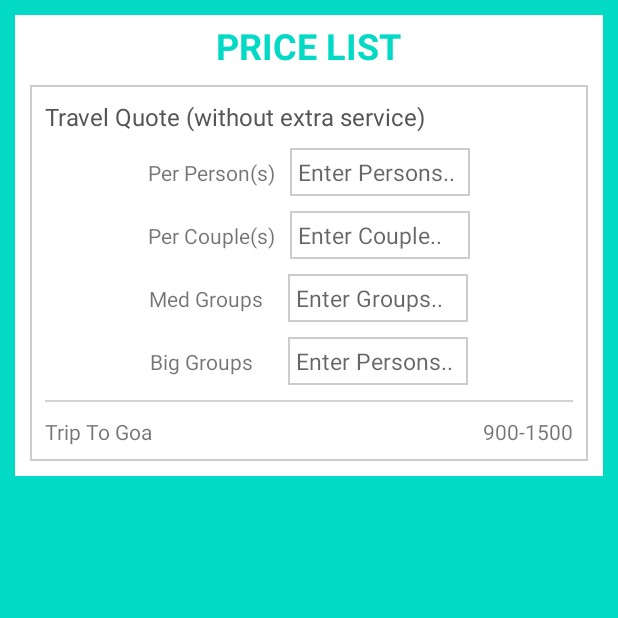
After one commit to kajal148/YM, an Android app: the TravelDetails screen opened directly, with no data from a screen before it, on a phone screen of 412 x 824 dp, the top half of it. The commit adds this screen. Run offline under Robolectric (Android 15) with nearby library versions, the phone set to English and light mode, and no system bars.

Commit message:
Travel Quote

```diff
--- a/app/src/main/java/com/kajal/ym/MainActivity.java
+++ b/app/src/main/java/com/kajal/ym/MainActivity.java
@@ -67,6 +67,8 @@ public class MainActivity extends AppCompatActivity {
 
     public final int GALLERY_SELECTION_REQUEST=5;
     public final int BROCHURE_SELECTION_REQUEST=6;
+
+    Button mSubmit;
 
     @Override
     protected void onCreate(Bundle savedInstanceState) {
@@ -241,6 +243,17 @@ public class MainActivity extends AppCompatActivity {
 
         ListAdapterClass category_adapter = new ListAdapterClass(this,mCategoryList);
         mCategoryRecyclerView.setAdapter(category_adapter);
+
+        //SUBMIT BUTTON
+
+        mSubmit = findViewById(R.id.btn_submit);
+        mSubmit.setOnClickListener(new View.OnClickListener() {
+            @Override
+            public void onClick(View v) {
+                Intent intent = new Intent(getApplicationContext(), TravelDetails.class);
+                startActivity(intent);
+            }
+        });
 
     }
 
--- /dev/null
+++ b/app/src/main/java/com/kajal/ym/TravelDetails.java
@@ -0,0 +1,14 @@
+package com.kajal.ym;
+
+import androidx.appcompat.app.AppCompatActivity;
+
+import android.os.Bundle;
+
+public class TravelDetails extends AppCompatActivity {
+
+    @Override
+    protected void onCreate(Bundle savedInstanceState) {
+        super.onCreate(savedInstanceState);
+        setContentView(R.layout.activity_travel_details);
+    }
+}
--- /dev/null
+++ b/app/src/main/res/drawable/border.xml
@@ -0,0 +1,6 @@
+<?xml version="1.0" encoding="utf-8"?>
+<shape android:shape="rectangle"
+    xmlns:android="http://schemas.android.com/apk/res/android">
+    <stroke android:color="#ccc"
+        android:width="1dp"/>
+</shape>
--- a/app/src/main/res/layout/activity_main.xml
+++ b/app/src/main/res/layout/activity_main.xml
@@ -201,11 +201,13 @@
 
                          <!-- BROCHURE AND GALLERY -->
 
+        <!-- ADDITIONAL SERVICES -->
+
         <LinearLayout
             android:layout_width="match_parent"
             android:layout_height="wrap_content"
-            android:orientation="vertical"
-            android:layout_marginTop="10dp">
+            android:layout_marginTop="10dp"
+            android:orientation="vertical">
 
             <LinearLayout
                 android:layout_width="match_parent"
@@ -217,10 +219,10 @@
                     android:id="@+id/text_brochure"
                     android:layout_width="wrap_content"
                     android:layout_height="wrap_content"
+                    android:text="Brochure"
+                    android:textColor="@color/colorAccent"
                     android:textSize="17sp"
-                    android:textStyle="bold"
-                    android:textColor="@color/colorAccent"
-                    android:text="Brochure"/>
+                    android:textStyle="bold" />
 
                 <ImageView
                     android:id="@+id/icon_brochure_aside"
@@ -242,15 +244,15 @@
                     android:id="@+id/icon_brochure"
                     android:layout_width="90dp"
                     android:layout_height="90dp"
+                    android:layout_marginTop="5dp"
                     android:background="#f1f1f1"
-                    android:layout_marginTop="5dp"
                     android:src="@drawable/add_icon" />
 
                 <androidx.recyclerview.widget.RecyclerView
                     android:id="@+id/brochure"
                     android:layout_width="match_parent"
                     android:layout_height="wrap_content"
-                    android:scrollbars="none"/>
+                    android:scrollbars="none" />
 
             </LinearLayout>
 
@@ -264,10 +266,10 @@
                     android:id="@+id/text_gallery"
                     android:layout_width="wrap_content"
                     android:layout_height="wrap_content"
+                    android:text="Gallery"
+                    android:textColor="@color/colorAccent"
                     android:textSize="17sp"
-                    android:textStyle="bold"
-                    android:textColor="@color/colorAccent"
-                    android:text="Gallery"/>
+                    android:textStyle="bold" />
 
                 <ImageView
                     android:id="@+id/icon_gallery_aside"
@@ -279,6 +281,7 @@
                     android:background="@drawable/add_icon" />
 
             </LinearLayout>
+
             <LinearLayout
                 android:layout_width="match_parent"
                 android:layout_height="wrap_content"
@@ -288,21 +291,19 @@
                     android:id="@+id/icon_gallery"
                     android:layout_width="90dp"
                     android:layout_height="90dp"
+                    android:layout_marginTop="5dp"
                     android:background="#f1f1f1"
-                    android:layout_marginTop="5dp"
-                    android:src="@drawable/add_icon"/>
+                    android:src="@drawable/add_icon" />
 
                 <androidx.recyclerview.widget.RecyclerView
                     android:id="@+id/gallery"
                     android:layout_width="match_parent"
                     android:layout_height="wrap_content"
-                    android:scrollbars="none"/>
+                    android:scrollbars="none" />
 
             </LinearLayout>
 
         </LinearLayout>
-
-            <!-- ADDITIONAL SERVICES -->
 
         <LinearLayout
             android:layout_width="match_parent"
@@ -372,6 +373,8 @@
             android:layout_height="wrap_content"
             android:scrollbars="none"/>
 
+        <!-- SUBMIT BUTTON -->
+
         <Button
             android:id="@+id/btn_submit"
             android:layout_width="match_parent"
--- /dev/null
+++ b/app/src/main/res/layout/activity_travel_details.xml
@@ -0,0 +1,164 @@
+<?xml version="1.0" encoding="utf-8"?>
+<ScrollView xmlns:android="http://schemas.android.com/apk/res/android"
+    xmlns:app="http://schemas.android.com/apk/res-auto"
+    xmlns:tools="http://schemas.android.com/tools"
+    android:layout_width="match_parent"
+    android:layout_height="match_parent"
+    android:padding="10dp"
+    android:scrollbars="none"
+    android:background="@color/colorAccent"
+    tools:context=".MainActivity">
+
+    <LinearLayout
+        android:layout_width="match_parent"
+        android:layout_height="match_parent"
+        android:orientation="vertical"
+        android:background="#fff">
+
+        <TextView
+            android:layout_width="wrap_content"
+            android:layout_height="wrap_content"
+            android:layout_gravity="center_horizontal"
+            android:text="PRICE LIST"
+            android:layout_marginTop="4dp"
+            android:textAppearance="@style/TextAppearance.AppCompat.Headline"
+            android:textColor="@color/colorAccent"
+            android:textStyle="bold"/>
+
+                <!--TRAVEL QUOTE STARTS -->
+
+        <LinearLayout
+            android:layout_width="match_parent"
+            android:layout_height="wrap_content"
+            android:orientation="vertical"
+            android:padding="10dp"
+            android:layout_margin="10dp"
+            android:background="@drawable/border">
+
+            <TextView
+                android:layout_width="wrap_content"
+                android:layout_height="wrap_content"
+                android:text="Travel Quote (without extra service)"
+                android:textColor="#555"
+                android:textSize="16sp"/>
+
+            <LinearLayout
+                android:layout_width="wrap_content"
+                android:layout_height="wrap_content"
+                android:layout_gravity="center"
+                android:layout_marginTop="10dp"
+                android:orientation="horizontal">
+
+                <TextView
+                    android:layout_width="wrap_content"
+                    android:layout_height="wrap_content"
+                    android:text="Per Person(s)"/>
+
+                <EditText
+                    android:layout_width="120dp"
+                    android:layout_height="wrap_content"
+                    android:hint="Enter Persons.."
+                    android:padding="5dp"
+                    android:textSize="15sp"
+                    android:layout_marginLeft="10dp"
+                    android:background="@drawable/border"/>
+            </LinearLayout>
+
+            <LinearLayout
+                android:layout_width="wrap_content"
+                android:layout_height="wrap_content"
+                android:layout_gravity="center"
+                android:layout_marginTop="10dp"
+                android:orientation="horizontal">
+
+                <TextView
+                    android:layout_width="wrap_content"
+                    android:layout_height="wrap_content"
+                    android:text="Per Couple(s)"/>
+
+                <EditText
+                    android:layout_width="120dp"
+                    android:layout_height="wrap_content"
+                    android:hint="Enter Couple.."
+                    android:padding="5dp"
+                    android:textSize="15sp"
+                    android:layout_marginLeft="10dp"
+                    android:background="@drawable/border"/>
+            </LinearLayout>
+
+            <LinearLayout
+                android:layout_width="wrap_content"
+                android:layout_height="wrap_content"
+                android:layout_gravity="center"
+                android:layout_marginTop="10dp"
+                android:orientation="horizontal">
+
+                <TextView
+                    android:layout_width="wrap_content"
+                    android:layout_height="wrap_content"
+                    android:text="Med Groups  "/>
+
+                <EditText
+                    android:layout_width="120dp"
+                    android:layout_height="wrap_content"
+                    android:hint="Enter Groups.."
+                    android:padding="5dp"
+                    android:textSize="15sp"
+                    android:layout_marginLeft="10dp"
+                    android:background="@drawable/border"/>
+            </LinearLayout>
+
+            <LinearLayout
+                android:layout_width="wrap_content"
+                android:layout_height="wrap_content"
+                android:layout_gravity="center"
+                android:layout_marginTop="10dp"
+                android:orientation="horizontal">
+
+                <TextView
+                    android:layout_width="wrap_content"
+                    android:layout_height="wrap_content"
+                    android:text="Big Groups    "/>
+
+                <EditText
+                    android:layout_width="120dp"
+                    android:layout_height="wrap_content"
+                    android:hint="Enter Persons.."
+                    android:padding="5dp"
+                    android:textSize="15sp"
+                    android:layout_marginLeft="10dp"
+                    android:background="@drawable/border"/>
+            </LinearLayout>
+
+            <View
+                android:layout_width="match_parent"
+                android:layout_height="1dp"
+                android:layout_marginTop="10dp"
+                android:background="@color/lightGrey"/>
+
+            <RelativeLayout
+                android:layout_width="match_parent"
+                android:layout_height="wrap_content"
+                android:orientation="horizontal"
+                android:layout_marginTop="10dp">
+
+                <TextView
+                    android:layout_width="wrap_content"
+                    android:layout_height="wrap_content"
+                    android:text="Trip To Goa"
+                    android:textSize="14sp"/>
+
+                <TextView
+                    android:layout_width="wrap_content"
+                    android:layout_height="wrap_content"
+                    android:text="900-1500"
+                    android:textSize="14sp"
+                    android:layout_alignParentEnd="true"
+                    android:layout_alignParentRight="true" />
+
+            </RelativeLayout>
+        </LinearLayout>
+                    <!-- TRAVEL QUOTES END -->
+
+    </LinearLayout>
+</ScrollView>
--- a/app/src/main/res/values/colors.xml
+++ b/app/src/main/res/values/colors.xml
@@ -4,5 +4,6 @@
     <color name="colorPrimaryDark">#3700B3</color>
     <color name="colorAccent">#03DAC5</color>
     <color name="text">#FF057365</color>
+    <color name="lightGrey">#D3D3D3</color>
 
 </resources>
```
Also changed, not shown: app/src/main/AndroidManifest.xml (+8 -1 lines).
